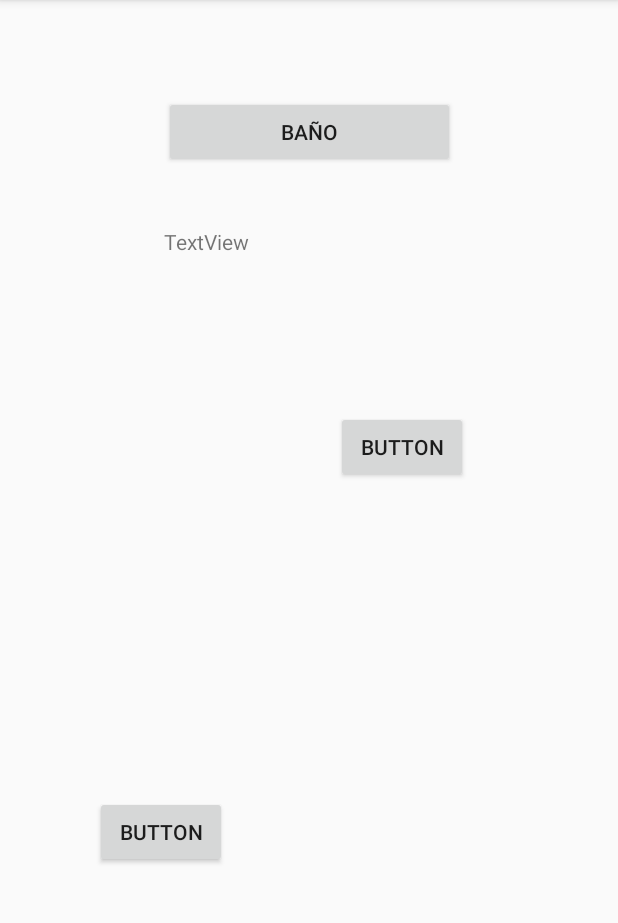
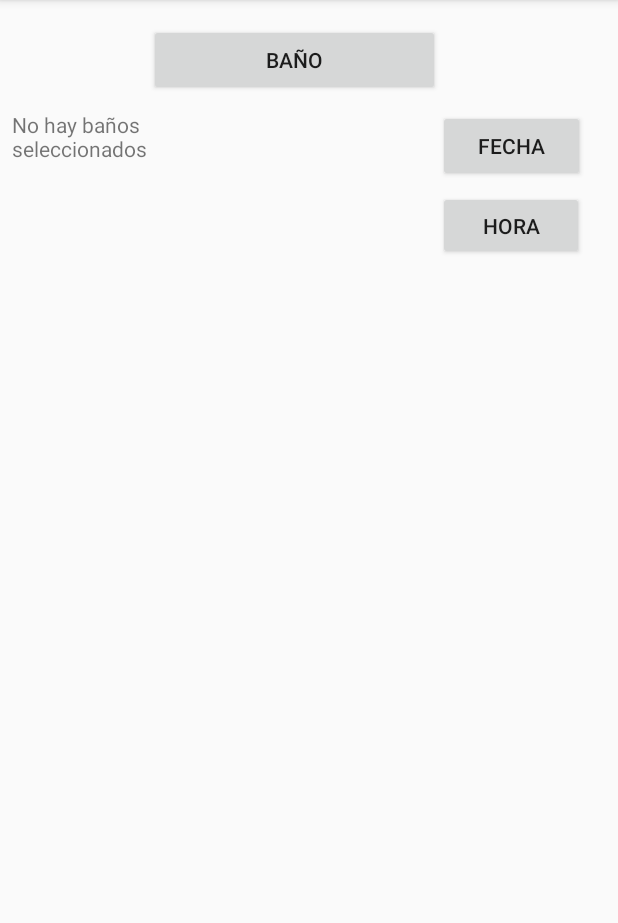
Before and after one commit to juanda0097/Spikec, an Android app: the ejemplo screen opened directly, with no data from a screen before it, on a phone screen of 412 x 824 dp, the part 84-1007 px from its top. Run offline under Robolectric (Android 15) with nearby library versions, the phone set to English and light mode, and no system bars.

Commit message:
quinto commit se le agregaron los botones de fechas y horas funcionando

```diff
--- a/app/src/main/java/com/spikec/spikec/ejemplo.java
+++ b/app/src/main/java/com/spikec/spikec/ejemplo.java
@@ -1,20 +1,31 @@
 package com.spikec.spikec;
 
+import android.app.DatePickerDialog;
+import android.app.TimePickerDialog;
 import android.content.DialogInterface;
+import android.os.Bundle;
 import android.support.v7.app.AlertDialog;
 import android.support.v7.app.AppCompatActivity;
-import android.os.Bundle;
 import android.view.View;
 import android.widget.Button;
+import android.widget.DatePicker;
 import android.widget.TextView;
+import android.widget.TimePicker;
 import android.widget.Toast;
 
 import java.util.Arrays;
+import java.util.Calendar;
 import java.util.List;
 
 public class ejemplo extends AppCompatActivity {
+    TextView txtfecha;
+    TextView txthora;
+    Button btnfecha;
+    Button btnhora;
     Button bano;
     TextView tv;
+    //variables globales
+    private int year,mes,dia,horas,minutos;
     public boolean[] checkedColors = new boolean[]{
             false, // Red
             false, // Green
@@ -30,6 +41,67 @@ public class ejemplo extends AppCompatActivity {
         setContentView(R.layout.activity_ejemplo);
         bano = (Button)findViewById(R.id.btnbano);
         tv = (TextView)findViewById(R.id.txtselec);
+
+        //identificar la vista de fecha y hora
+
+        txtfecha=(TextView)findViewById(R.id.txtfecha);
+        txthora=(TextView)findViewById(R.id.txthora);
+
+        //identificar los botones
+
+        btnfecha=(Button)findViewById(R.id.btnfecha);
+        btnhora=(Button)findViewById(R.id.btnhora);
+
+        //colocar el bton poner fecha a la espera de un clic
+
+        btnfecha.setOnClickListener(new View.OnClickListener() {
+            @Override
+            public void onClick(View view) {
+                //obtiene la fecha actual
+                final Calendar c = Calendar.getInstance();
+                // se captura eñ año mes y dia de la fecha actual en tres variables
+                year=c.get(Calendar.YEAR);
+                mes=c.get(Calendar.MONTH);
+                dia=c.get(Calendar.DAY_OF_MONTH);
+
+                // creamos el dialogdatatepiker
+                DatePickerDialog datePicker = new DatePickerDialog(ejemplo.this, new DatePickerDialog.OnDateSetListener() {
+                    @Override
+                    public void onDateSet(DatePicker view, int year, int month, int dayOfMonth) {
+                        txtfecha.setText(year+"/"+month+"/"+dayOfMonth);
+                    }
+                },year,mes,dia);
+                // se muestra el cuadro de dialogo
+                datePicker.show();
+            }
+        });
+
+        // colocamos el otro boton (hora) a la espera
+
+        btnhora.setOnClickListener(new View.OnClickListener() {
+            @Override
+            public void onClick(View view) {
+                // en este se establece la hora actual a diferencia del anterior
+
+                final Calendar c = Calendar.getInstance();
+                horas=c.get(Calendar.HOUR_OF_DAY);
+                minutos=c.get(Calendar.MINUTE);
+
+                // creamos el DialogTimePicker
+                TimePickerDialog ponerhora =new TimePickerDialog(ejemplo.this, new TimePickerDialog.OnTimeSetListener() {
+                    @Override
+                    public void onTimeSet(TimePicker view, int hourOfDay, int minute) {
+
+                        txthora.setText(hourOfDay+":"+minute);
+
+                    }
+                },horas,minutos,false);
+
+                // mostramos el elemento timer como una ventana de dialogo
+                ponerhora.show();
+            }
+        });
+
         bano.setOnClickListener(new View.OnClickListener() {
             @Override
             public void onClick(View view) {
--- a/app/src/main/res/layout/activity_ejemplo.xml
+++ b/app/src/main/res/layout/activity_ejemplo.xml
@@ -10,49 +10,87 @@
         android:id="@+id/btnbano"
         android:layout_width="194dp"
         android:layout_height="48dp"
-        android:layout_marginTop="64dp"
+        android:layout_marginTop="16dp"
         android:text="Baño"
         app:layout_constraintLeft_toLeftOf="parent"
         app:layout_constraintRight_toRightOf="parent"
         app:layout_constraintTop_toTopOf="parent"
         tools:layout_constraintLeft_creator="1"
         tools:layout_constraintRight_creator="1"
-        tools:layout_constraintTop_creator="1" />
+        tools:layout_constraintTop_creator="1"
+        app:layout_constraintHorizontal_bias="0.457" />
 
     <TextView
         android:id="@+id/txtselec"
-        android:layout_width="194dp"
-        android:layout_height="33dp"
-        android:layout_marginTop="39dp"
-        android:text="TextView"
-        app:layout_constraintLeft_toLeftOf="@+id/btnbano"
+        android:layout_width="126dp"
+        android:layout_height="106dp"
+        android:layout_marginLeft="8dp"
+        android:layout_marginStart="8dp"
+        android:layout_marginTop="9dp"
+        android:text="No hay baños seleccionados"
+        app:layout_constraintLeft_toLeftOf="parent"
         app:layout_constraintTop_toBottomOf="@+id/btnbano"
         tools:layout_constraintLeft_creator="1"
         tools:layout_constraintTop_creator="1" />
 
-    <Button
-        android:id="@+id/button"
-        android:layout_width="wrap_content"
-        android:layout_height="wrap_content"
-        android:text="Button"
+    <TextView
+        android:id="@+id/txtfecha"
+        android:layout_width="82dp"
+        android:layout_height="32dp"
+        android:layout_marginBottom="74dp"
+        android:layout_marginTop="73dp"
+        app:layout_constraintBottom_toBottomOf="@+id/txtselec"
+        app:layout_constraintHorizontal_bias="0.566"
+        app:layout_constraintLeft_toLeftOf="parent"
+        app:layout_constraintRight_toRightOf="parent"
+        app:layout_constraintTop_toTopOf="parent"
+        app:layout_constraintVertical_bias="1.0"
         tools:layout_constraintBottom_creator="1"
-        android:layout_marginStart="63dp"
-        app:layout_constraintBottom_toBottomOf="parent"
         tools:layout_constraintLeft_creator="1"
-        android:layout_marginBottom="189dp"
+        tools:layout_constraintRight_creator="1"
+        tools:layout_constraintTop_creator="1" />
+
+    <TextView
+        android:id="@+id/txthora"
+        android:layout_width="80dp"
+        android:layout_height="34dp"
+        android:layout_marginTop="22dp"
+        app:layout_constraintHorizontal_bias="0.562"
         app:layout_constraintLeft_toLeftOf="parent"
-        android:layout_marginLeft="63dp" />
+        app:layout_constraintRight_toRightOf="parent"
+        app:layout_constraintTop_toBottomOf="@+id/txtfecha"
+        tools:layout_constraintLeft_creator="1"
+        tools:layout_constraintRight_creator="1"
+        tools:layout_constraintTop_creator="1" />
 
     <Button
-        android:id="@+id/button2"
-        android:layout_width="wrap_content"
-        android:layout_height="wrap_content"
-        android:text="Button"
+        android:id="@+id/btnfecha"
+        android:layout_width="98dp"
+        android:layout_height="48dp"
+        android:layout_marginEnd="22dp"
+        android:text="Fecha"
+        tools:layout_constraintRight_creator="1"
         tools:layout_constraintTop_creator="1"
+        android:layout_marginRight="22dp"
+        app:layout_constraintRight_toRightOf="parent"
+        app:layout_constraintLeft_toRightOf="@+id/txtfecha"
+        android:layout_marginLeft="8dp"
+        app:layout_constraintHorizontal_bias="1.0"
+        android:layout_marginTop="9dp"
+        app:layout_constraintTop_toBottomOf="@+id/btnbano"
+        android:layout_marginStart="8dp" />
+
+    <Button
+        android:id="@+id/btnhora"
+        android:layout_width="97dp"
+        android:layout_height="46dp"
+        android:layout_marginTop="6dp"
+        android:text="hora"
+        app:layout_constraintLeft_toLeftOf="@+id/btnfecha"
+        app:layout_constraintTop_toBottomOf="@+id/btnfecha"
         tools:layout_constraintLeft_creator="1"
-        app:layout_constraintLeft_toLeftOf="parent"
-        app:layout_constraintTop_toTopOf="parent"
-        android:layout_marginLeft="224dp"
-        android:layout_marginTop="274dp"
-        android:layout_marginStart="224dp" />
+        tools:layout_constraintTop_creator="1"
+        tools:layout_editor_absoluteY="129dp"
+        android:layout_marginLeft="0dp" />
+
 </android.support.constraint.ConstraintLayout>
```
